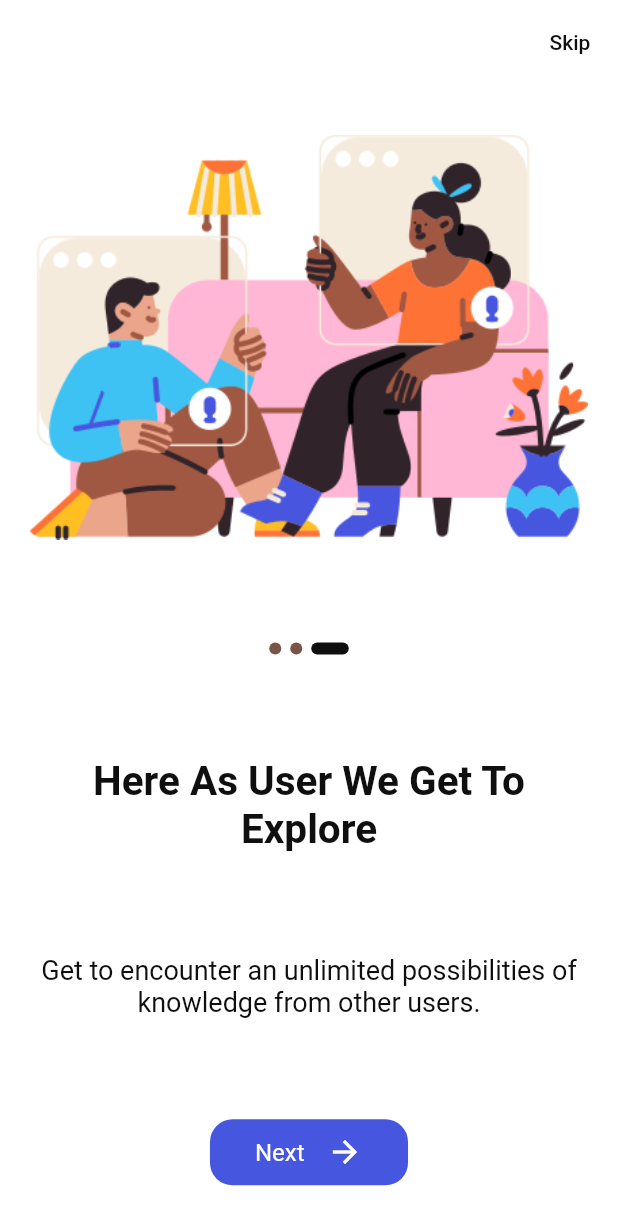
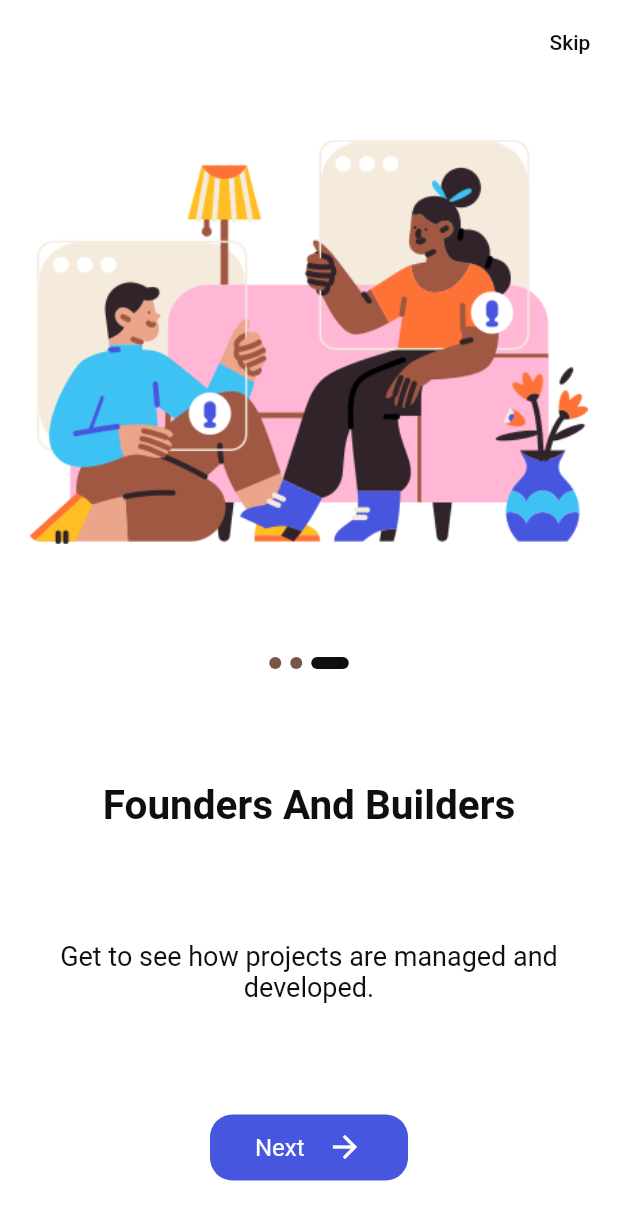
Before and after one commit to Thembek/Flutter-application, a Flutter app: the screen it shows after launch, swiped to page 3, on a phone screen of 412 x 824 dp. Shown: the top 1225 px of the screen. Run offline on Flutter 3.47's test engine with Material 2 defaults, Android fonts, the phone set to English and light mode, and no system bars; our stand-ins replace flutter_svg, google_fonts, shared_preferences; missing offline and left inert: uri; Roboto replaces fonts that are missing (Montserrat, Poppins).

Commit message:
slide 3 text and desc update commit

```diff
--- a/lib/onboard/onboard.dart
+++ b/lib/onboard/onboard.dart
@@ -24,7 +24,7 @@
     ),
     OnboardModel(
       img: 'assets/images/designer.png',
-      text: "UI/UX Design",
+      text: "UI / UX Design",
       desc:
           "Get a glips of cool new upcoming application designs.",
       bg: Color(0xFF4756DF),
@@ -32,9 +32,9 @@
     ),
     OnboardModel(
       img: 'assets/images/img-3.png',
-      text: "Here As User We Get To Explore",
+      text: "Founders And Builders",
       desc:
-          "Get to encounter an unlimited possibilities of knowledge from other users.",
+          "Get to see how projects are managed and developed.",
       bg: Colors.white,
       button: Color(0xFF4756DF),
     ),
```
